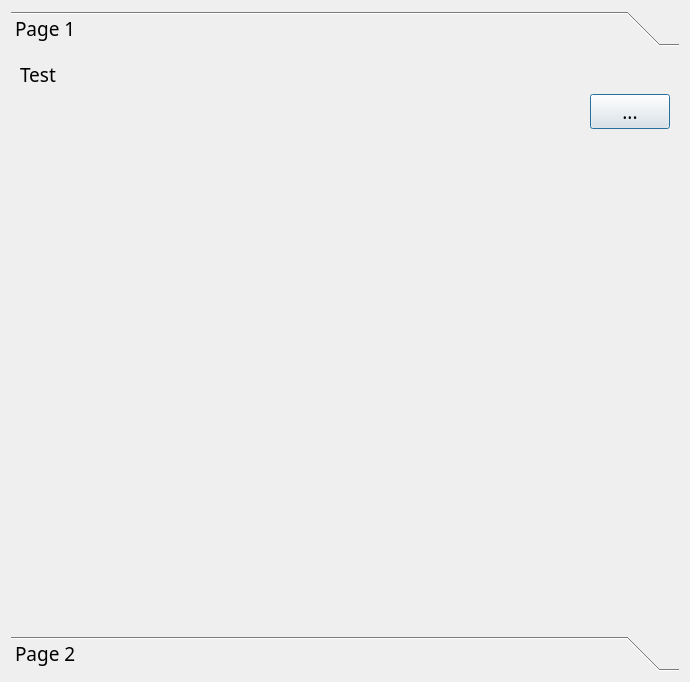
Before: the Qt Designer form ui/settings_window.ui in mitbailey/MMC, drawn with Qt 5.
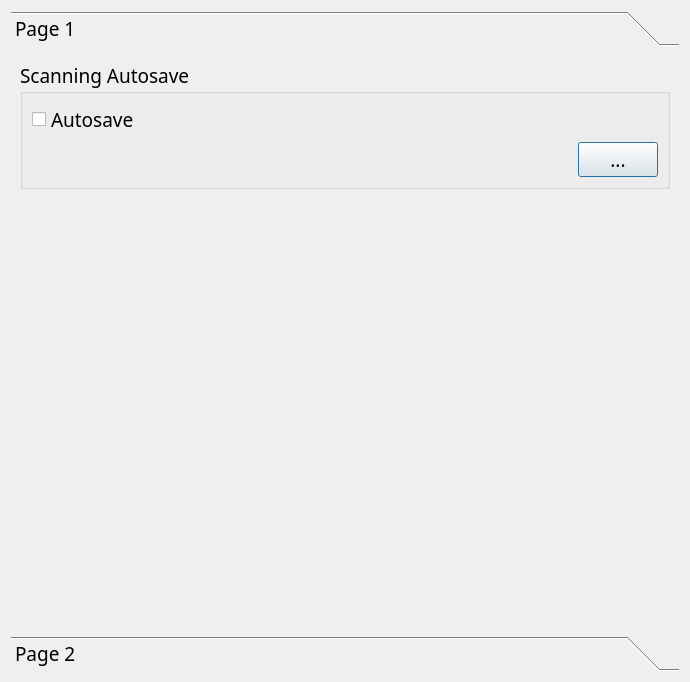
After: the same form once the commit is applied.

Commit message: Start of settings window, additional autosave considerations, code cleanup, added window icon

```diff
--- a/ui/settings_window.ui
+++ b/ui/settings_window.ui
@@ -39,15 +39,17 @@
       </attribute>
       <layout class="QVBoxLayout" name="verticalLayout_2">
        <item>
-        <layout class="QHBoxLayout" name="horizontalLayout">
+        <widget class="QGroupBox" name="groupBox">
+         <property name="title">
+          <string>Scanning Autosave</string>
+         </property>
+         <layout class="QVBoxLayout" name="verticalLayout_3">
          <item>
-          <widget class="QLabel" name="label">
+           <widget class="QCheckBox" name="checkBox">
            <property name="text">
-            <string>Test</string>
-           </property>
-          </widget>
-         </item>
-        </layout>
+             <string>Autosave</string>
+            </property>
+           </widget>
        </item>
        <item>
         <layout class="QHBoxLayout" name="horizontalLayout_2" stretch="1,0">
@@ -66,6 +68,9 @@
           </widget>
          </item>
         </layout>
+          </item>
+         </layout>
+        </widget>
        </item>
        <item>
         <spacer name="verticalSpacer">
```
Left out of the diff: 4 changed lines with no effect on the pictures. Lines whose indentation alone changed are shown as unchanged. The commit also changes 8 other files.
